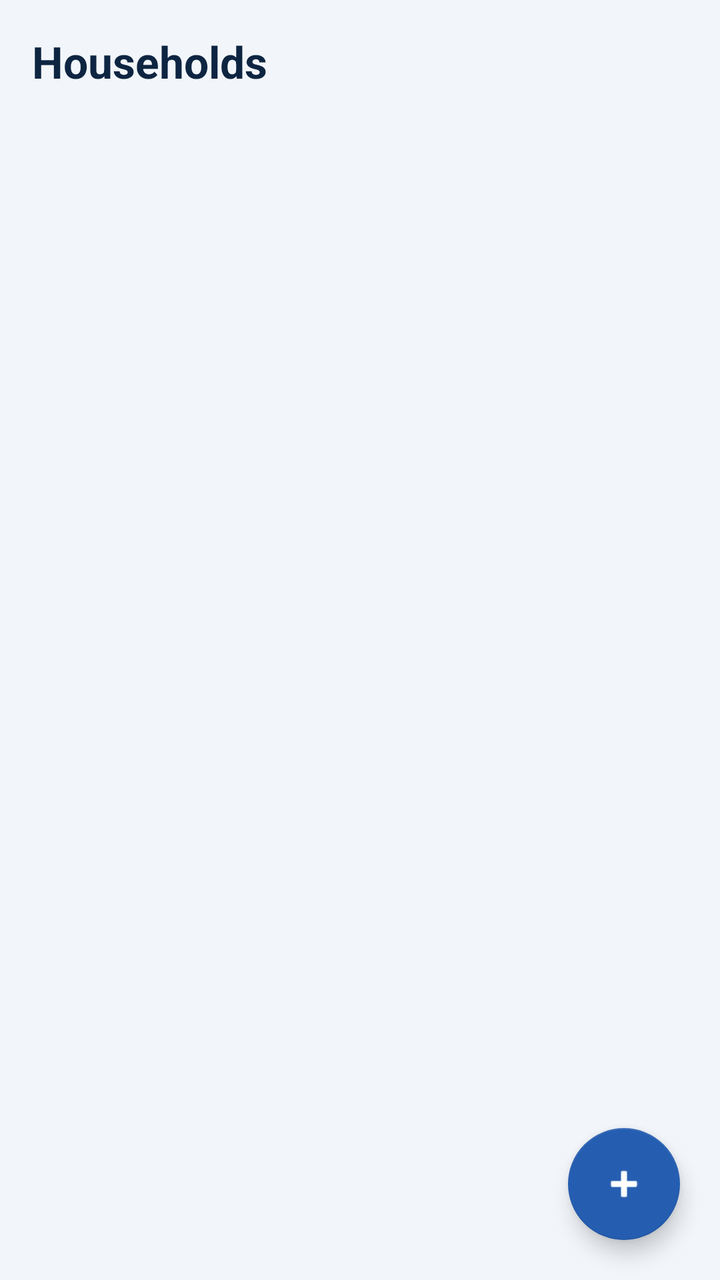
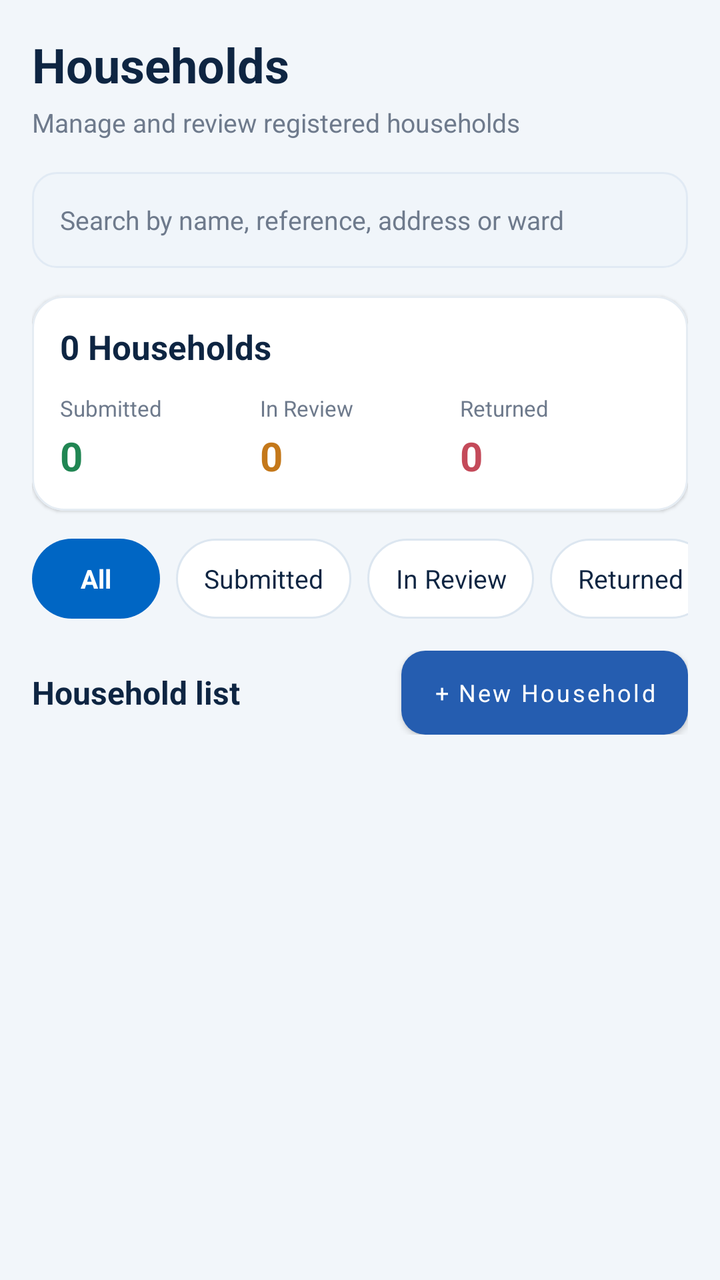

Before-and-after screenshots of an Android layout around one commit, followed by the original layout XML and the change that was made.
<!-- AndroidManifest.xml: application theme Theme.CSUCensus -->
<!-- res/layout/fragment_households.xml -->
<?xml version="1.0" encoding="utf-8"?>
<FrameLayout xmlns:android="http://schemas.android.com/apk/res/android"
    xmlns:app="http://schemas.android.com/apk/res-auto"
    android:layout_width="match_parent"
    android:layout_height="match_parent"
    android:background="@color/background">
    <LinearLayout
        android:layout_width="match_parent"
        android:layout_height="match_parent"
        android:orientation="vertical"
        android:padding="16dp">
        <TextView
            android:layout_width="wrap_content"
            android:layout_height="wrap_content"
            android:text="Households"
            android:textSize="22sp"
            android:textStyle="bold"
            android:textColor="@color/navy" />
        <androidx.recyclerview.widget.RecyclerView
            android:id="@+id/recyclerHouseholds"
            android:layout_width="match_parent"
            android:layout_height="0dp"
            android:layout_weight="1"
            android:layout_marginTop="12dp"
            android:clipToPadding="false"
            android:paddingBottom="72dp" />
    </LinearLayout>
    <com.google.android.material.floatingactionbutton.FloatingActionButton
        android:id="@+id/fabAdd"
        android:layout_width="wrap_content"
        android:layout_height="wrap_content"
        android:layout_gravity="bottom|end"
        android:layout_margin="20dp"
        android:contentDescription="Add"
        app:backgroundTint="@color/blue"
        app:tint="@color/white"
        app:srcCompat="@android:drawable/ic_input_add" />
</FrameLayout>
<!-- resources referenced by this layout -->
<resources>
  <color name="background">#F2F6FA</color>
  <color name="blue">#255DB0</color>
  <color name="navy">#0E2542</color>
  <color name="white">#FFFFFF</color>
  <style name="Theme.CSUCensus" parent="Theme.MaterialComponents.DayNight.NoActionBar">
          <item name="colorPrimary">@color/blue</item>
          <item name="colorPrimaryVariant">@color/blue_dark</item>
          <item name="colorSecondary">@color/green</item>
          <item name="colorOnPrimary">@color/white</item>
          <item name="android:fontFamily">sans-serif</item>
          <item name="android:windowLightStatusBar">true</item>
          <item name="android:statusBarColor">@android:color/transparent</item>
          <item name="android:navigationBarColor">@color/white</item>
          <item name="android:windowLightNavigationBar">true</item>
          <item name="android:windowBackground">@color/background</item>
      </style>
  <color name="blue_dark">#1E4A8C</color>
  <color name="green">#2A966B</color>
</resources>

<!-- the commit's change to res/layout/fragment_households.xml (unified diff, before → after) -->
@@ -1,38 +1,269 @@
 <?xml version="1.0" encoding="utf-8"?>
-<FrameLayout xmlns:android="http://schemas.android.com/apk/res/android"
+<LinearLayout xmlns:android="http://schemas.android.com/apk/res/android"
     xmlns:app="http://schemas.android.com/apk/res-auto"
     android:layout_width="match_parent"
     android:layout_height="match_parent"
-    android:background="@color/background">
-    <LinearLayout
-        android:layout_width="match_parent"
-        android:layout_height="match_parent"
-        android:orientation="vertical"
-        android:padding="16dp">
-        <TextView
+    android:orientation="vertical"
+    android:background="@color/background"
+    android:paddingStart="16dp"
+    android:paddingEnd="16dp"
+    android:paddingTop="16dp">
+
+    <TextView
+        android:layout_width="match_parent"
+        android:layout_height="wrap_content"
+        android:text="Households"
+        android:textColor="@color/navy"
+        android:textSize="24sp"
+        android:textStyle="bold" />
+
+    <TextView
+        android:layout_width="match_parent"
+        android:layout_height="wrap_content"
+        android:layout_marginTop="4dp"
+        android:text="Manage and review registered households"
+        android:textColor="@color/muted"
+        android:textSize="13sp" />
+
+    <EditText
+        android:id="@+id/etHouseholdSearch"
+        android:layout_width="match_parent"
+        android:layout_height="48dp"
+        android:layout_marginTop="16dp"
+        android:background="@drawable/bg_input"
+        android:hint="Search by name, reference, address or ward"
+        android:inputType="text"
+        android:paddingStart="14dp"
+        android:paddingEnd="14dp"
+        android:singleLine="true"
+        android:textColor="@color/navy"
+        android:textColorHint="@color/muted"
+        android:textSize="13sp" />
+
+    <com.google.android.material.card.MaterialCardView
+        android:layout_width="match_parent"
+        android:layout_height="wrap_content"
+        android:layout_marginTop="14dp"
+        app:cardBackgroundColor="@color/white"
+        app:cardCornerRadius="16dp"
+        app:cardElevation="1dp"
+        app:strokeColor="#E5ECF3"
+        app:strokeWidth="1dp">
+
+        <LinearLayout
+            android:layout_width="match_parent"
+            android:layout_height="wrap_content"
+            android:orientation="vertical"
+            android:padding="14dp">
+
+            <TextView
+                android:id="@+id/tvHouseholdTotal"
+                android:layout_width="wrap_content"
+                android:layout_height="wrap_content"
+                android:text="0 Households"
+                android:textColor="@color/navy"
+                android:textSize="17sp"
+                android:textStyle="bold" />
+
+            <LinearLayout
+                android:layout_width="match_parent"
+                android:layout_height="wrap_content"
+                android:layout_marginTop="12dp"
+                android:orientation="horizontal">
+
+                <LinearLayout
+                    android:layout_width="0dp"
+                    android:layout_height="wrap_content"
+                    android:layout_weight="1"
+                    android:orientation="vertical">
+
+                    <TextView
+                        android:layout_width="wrap_content"
+                        android:layout_height="wrap_content"
+                        android:text="Submitted"
+                        android:textColor="@color/muted"
+                        android:textSize="11sp" />
+
+                    <TextView
+                        android:id="@+id/tvSubmittedCount"
+                        android:layout_width="wrap_content"
+                        android:layout_height="wrap_content"
+                        android:layout_marginTop="3dp"
+                        android:text="0"
+                        android:textColor="#218653"
+                        android:textSize="20sp"
+                        android:textStyle="bold" />
+                </LinearLayout>
+
+                <LinearLayout
+                    android:layout_width="0dp"
+                    android:layout_height="wrap_content"
+                    android:layout_weight="1"
+                    android:orientation="vertical">
+
+                    <TextView
+                        android:layout_width="wrap_content"
+                        android:layout_height="wrap_content"
+                        android:text="In Review"
+                        android:textColor="@color/muted"
+                        android:textSize="11sp" />
+
+                    <TextView
+                        android:id="@+id/tvReviewCount"
+                        android:layout_width="wrap_content"
+                        android:layout_height="wrap_content"
+                        android:layout_marginTop="3dp"
+                        android:text="0"
+                        android:textColor="#C4781A"
+                        android:textSize="20sp"
+                        android:textStyle="bold" />
+                </LinearLayout>
+
+                <LinearLayout
+                    android:layout_width="0dp"
+                    android:layout_height="wrap_content"
+                    android:layout_weight="1"
+                    android:orientation="vertical">
+
+                    <TextView
+                        android:layout_width="wrap_content"
+                        android:layout_height="wrap_content"
+                        android:text="Returned"
+                        android:textColor="@color/muted"
+                        android:textSize="11sp" />
+
+                    <TextView
+                        android:id="@+id/tvReturnedCount"
+                        android:layout_width="wrap_content"
+                        android:layout_height="wrap_content"
+                        android:layout_marginTop="3dp"
+                        android:text="0"
+                        android:textColor="#C44A5A"
+                        android:textSize="20sp"
+                        android:textStyle="bold" />
+                </LinearLayout>
+
+            </LinearLayout>
+        </LinearLayout>
+    </com.google.android.material.card.MaterialCardView>
+
+    <HorizontalScrollView
+        android:layout_width="match_parent"
+        android:layout_height="wrap_content"
+        android:layout_marginTop="14dp"
+        android:fillViewport="false"
+        android:scrollbars="none">
+
+        <LinearLayout
             android:layout_width="wrap_content"
             android:layout_height="wrap_content"
-            android:text="Households"
-            android:textSize="22sp"
-            android:textStyle="bold"
-            android:textColor="@color/navy" />
-        <androidx.recyclerview.widget.RecyclerView
-            android:id="@+id/recyclerHouseholds"
-            android:layout_width="match_parent"
-            android:layout_height="0dp"
+            android:orientation="horizontal">
+
+            <TextView
+                android:id="@+id/filterAll"
+                android:layout_width="wrap_content"
+                android:layout_height="40dp"
+                android:background="@drawable/bg_filter_selected"
+                android:gravity="center"
+                android:minWidth="64dp"
+                android:paddingStart="14dp"
+                android:paddingEnd="14dp"
+                android:text="All"
+                android:textColor="@color/white"
+                android:textSize="13sp"
+                android:textStyle="bold" />
+
+            <TextView
+                android:id="@+id/filterSubmitted"
+                android:layout_width="wrap_content"
+                android:layout_height="40dp"
+                android:layout_marginStart="8dp"
+                android:background="@drawable/bg_filter_unselected"
+                android:gravity="center"
+                android:paddingStart="14dp"
+                android:paddingEnd="14dp"
+                android:text="Submitted"
+                android:textColor="@color/navy"
+                android:textSize="13sp" />
+
+            <TextView
+                android:id="@+id/filterReview"
+                android:layout_width="wrap_content"
+                android:layout_height="40dp"
+                android:layout_marginStart="8dp"
+                android:background="@drawable/bg_filter_unselected"
+                android:gravity="center"
+                android:paddingStart="14dp"
+                android:paddingEnd="14dp"
+                android:text="In Review"
+                android:textColor="@color/navy"
+                android:textSize="13sp" />
+
+            <TextView
+                android:id="@+id/filterReturned"
+                android:layout_width="wrap_content"
+                android:layout_height="40dp"
+                android:layout_marginStart="8dp"
+                android:background="@drawable/bg_filter_unselected"
+                android:gravity="center"
+                android:paddingStart="14dp"
+                android:paddingEnd="14dp"
+                android:text="Returned"
+                android:textColor="@color/navy"
+                android:textSize="13sp" />
+
+        </LinearLayout>
+    </HorizontalScrollView>
+
+    <LinearLayout
+        android:layout_width="match_parent"
+        android:layout_height="wrap_content"
+        android:layout_marginTop="16dp"
+        android:gravity="center_vertical"
+        android:orientation="horizontal">
+
+        <TextView
+            android:layout_width="0dp"
+            android:layout_height="wrap_content"
             android:layout_weight="1"
-            android:layout_marginTop="12dp"
-            android:clipToPadding="false"
-            android:paddingBottom="72dp" />
+            android:text="Household list"
+            android:textColor="@color/navy"
+            android:textSize="16sp"
+            android:textStyle="bold" />
+
+        <com.google.android.material.button.MaterialButton
+            android:id="@+id/btnAddHousehold"
+            android:layout_width="wrap_content"
+            android:layout_height="42dp"
+            android:insetTop="0dp"
+            android:insetBottom="0dp"
+            android:text="+ New Household"
+            android:textAllCaps="false"
+            android:textSize="12sp"
+            app:backgroundTint="@color/blue"
+            app:cornerRadius="12dp" />
+
     </LinearLayout>
-    <com.google.android.material.floatingactionbutton.FloatingActionButton
-        android:id="@+id/fabAdd"
-        android:layout_width="wrap_content"
-        android:layout_height="wrap_content"
-        android:layout_gravity="bottom|end"
-        android:layout_margin="20dp"
-        android:contentDescription="Add"
-        app:backgroundTint="@color/blue"
-        app:tint="@color/white"
-        app:srcCompat="@android:drawable/ic_input_add" />
-</FrameLayout>
+
+    <TextView
+        android:id="@+id/tvEmpty"
+        android:layout_width="match_parent"
+        android:layout_height="wrap_content"
+        android:layout_marginTop="24dp"
+        android:gravity="center"
+        android:padding="24dp"
+        android:text="No households added yet. Tap New Household to begin."
+        android:textColor="@color/muted"
+        android:textSize="14sp"
+        android:visibility="gone" />
+
+    <androidx.recyclerview.widget.RecyclerView
+        android:id="@+id/rvHouseholds"
+        android:layout_width="match_parent"
+        android:layout_height="0dp"
+        android:layout_marginTop="8dp"
+        android:layout_weight="1"
+        android:clipToPadding="false"
+        android:paddingBottom="12dp" />
+
+</LinearLayout>
<!-- resource entries referenced after the edit -->
@@ -2,8 +2,47 @@
 <resources>
   <color name="background">#F2F6FA</color>
   <color name="blue">#255DB0</color>
+  <color name="muted">#6E7A8C</color>
   <color name="navy">#0E2542</color>
   <color name="white">#FFFFFF</color>
+  <!-- drawable bg_filter_selected (drawable) -->
+  <?xml version="1.0" encoding="utf-8"?>
+  <shape xmlns:android="http://schemas.android.com/apk/res/android"
+      android:shape="rectangle">
+  
+      <solid android:color="#0066C4" />
+  
+      <corners android:radius="20dp" />
+  
+  </shape>
+  <!-- drawable bg_filter_unselected (drawable) -->
+  <?xml version="1.0" encoding="utf-8"?>
+  <shape xmlns:android="http://schemas.android.com/apk/res/android"
+      android:shape="rectangle">
+  
+      <solid android:color="#FFFFFF" />
+  
+      <stroke
+          android:width="1dp"
+          android:color="#DCE6F0" />
+  
+      <corners android:radius="20dp" />
+  
+  </shape>
+  <!-- drawable bg_input (drawable) -->
+  <shape xmlns:android="http://schemas.android.com/apk/res/android"
+      android:shape="rectangle">
+  
+      <solid android:color="#F0F5FA" />
+  
+      <corners
+          android:radius="12dp" />
+  
+      <stroke
+          android:width="1dp"
+          android:color="#E1EAF4" />
+  
+  </shape>
   <style name="Theme.CSUCensus" parent="Theme.MaterialComponents.DayNight.NoActionBar">
           <item name="colorPrimary">@color/blue</item>
           <item name="colorPrimaryVariant">@color/blue_dark</item>
